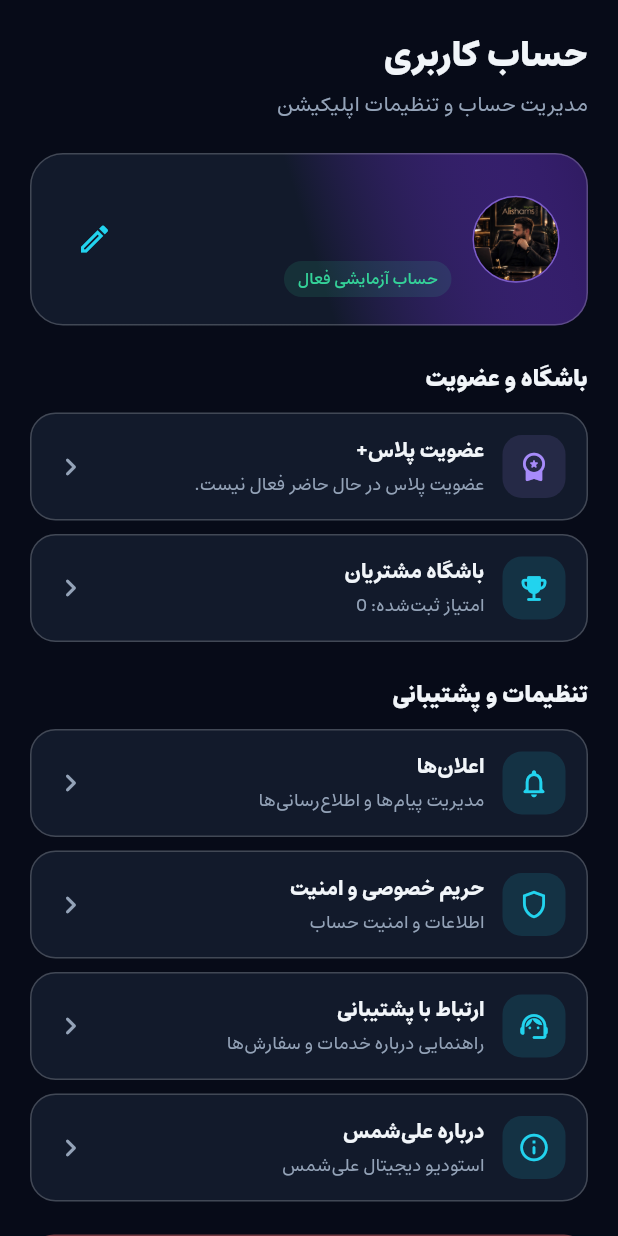
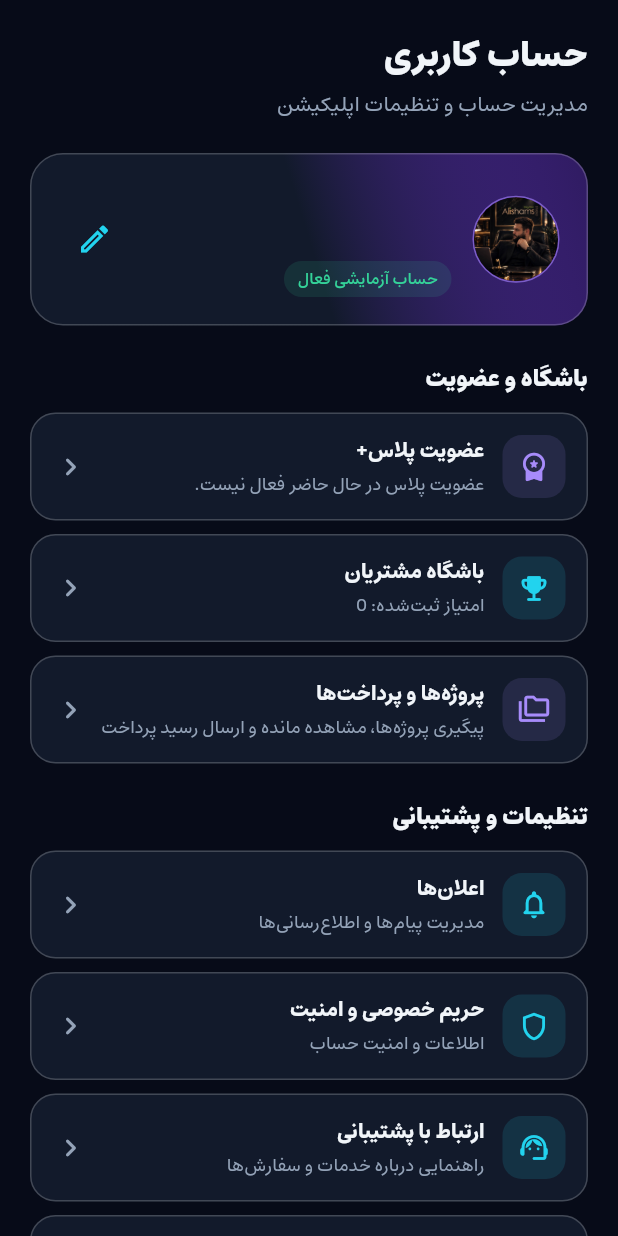
Before and after one commit to theslyapex/Alishams-Mobile, a Flutter app: the AccountScreen screen opened directly, on a phone screen of 412 x 824 dp. Run offline on Flutter 3.47's test engine with Material 3 defaults, Android fonts, the phone set to English and light mode, and no system bars; our stand-ins replace flutter_riverpod, flutter_svg, go_router, image_picker, supabase_flutter; missing offline and left inert: dart:js_interop; accounts and stored records are empty.

Commit message:
Connect account menu to projects and payments

```diff
--- a/lib/features/account/account_screen.dart
+++ b/lib/features/account/account_screen.dart
@@ -8,6 +8,7 @@ import '../../assets/app_assets.dart';
 import '../../theme/app_colors.dart';
 import '../plus/plus_screen.dart';
 import '../club/club_screen.dart';
+import '../projects/projects_screen.dart';
 
 class AccountScreen extends ConsumerWidget {
   const AccountScreen({super.key});
@@ -44,6 +45,8 @@ class AccountScreen extends ConsumerWidget {
                     _menuTile(context, c, Icons.workspace_premium_rounded, 'عضویت پلاس+', overview?.when(data: (v) => v.plusSummary, loading: () => 'در حال دریافت وضعیت عضویت…', error: (_, __) => 'دریافت وضعیت عضویت ممکن نشد') ?? 'برای مشاهده وضعیت عضویت وارد حساب شوید', onTap: () { if (user == null) { _message(context, 'ابتدا وارد حساب شوید.'); } else { Navigator.of(context).push(MaterialPageRoute(builder: (_) => const PlusScreen())); } }, accent: c.tertiary),
                     const SizedBox(height: 9),
                     _menuTile(context, c, Icons.emoji_events_rounded, 'باشگاه مشتریان', overview?.when(data: (v) => 'امتیاز ثبت‌شده: ${v.points}', loading: () => 'در حال دریافت امتیازها…', error: (_, __) => 'دریافت امتیازها ممکن نشد') ?? 'برای مشاهده امتیازها وارد حساب شوید', onTap: () { if (user == null) { _message(context, 'ابتدا وارد حساب شوید.'); } else { Navigator.of(context).push(MaterialPageRoute(builder: (_) => const ClubScreen())); } }, accent: c.secondary),
+                    const SizedBox(height: 9),
+                    _menuTile(context, c, Icons.folder_copy_outlined, 'پروژه‌ها و پرداخت‌ها', 'پیگیری پروژه‌ها، مشاهده مانده و ارسال رسید پرداخت', onTap: () { if (user == null) { _message(context, 'ابتدا وارد حساب شوید.'); } else { Navigator.of(context).push(MaterialPageRoute(builder: (_) => const ProjectsScreen())); } }, accent: c.tertiary),
                     const SizedBox(height: 24),
                     _sectionTitle(context, 'تنظیمات و پشتیبانی'),
                     const SizedBox(height: 10),
```
